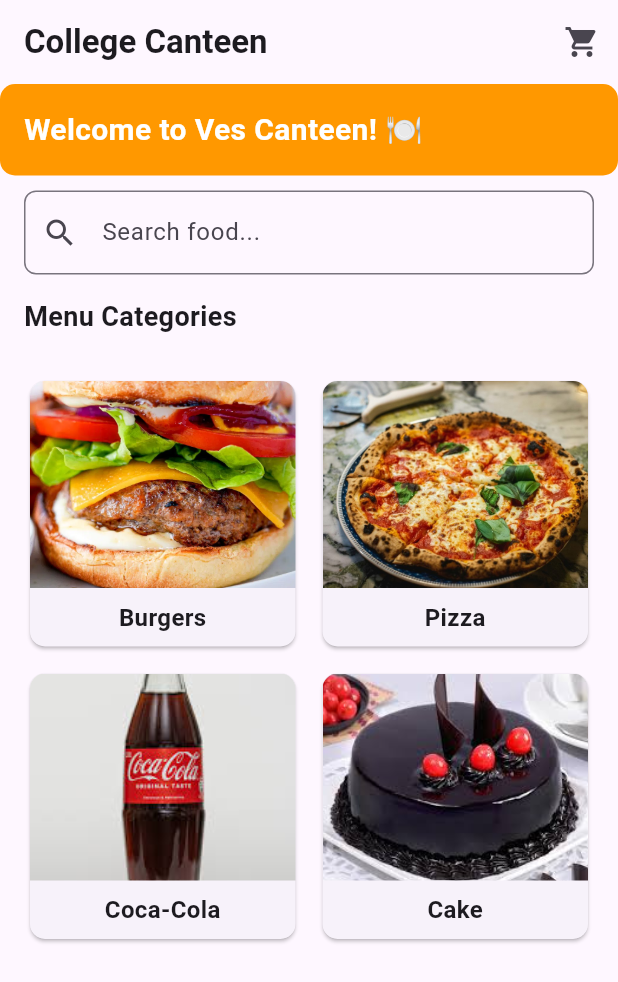
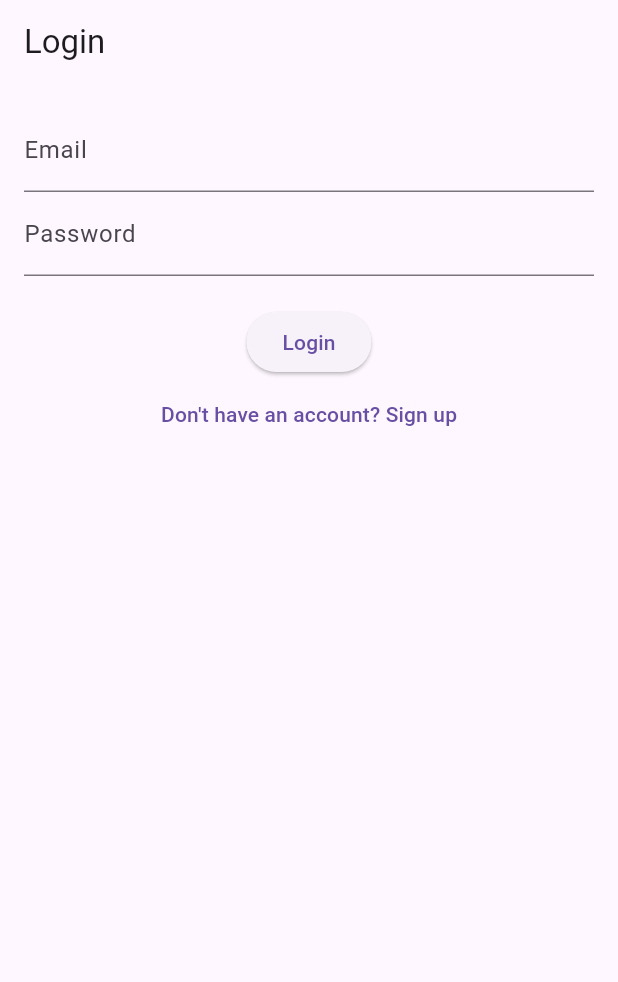
Before and after one commit to Shiven04123/flutter1, a Flutter app: the screen it shows after launch, on a phone screen of 412 x 824 dp. Shown: the top 982 px of the screen. Run offline on Flutter 3.47's test engine with Material 3 defaults, Android fonts, the phone set to English and light mode, and no system bars; our stand-ins replace firebase_auth, firebase_core; accounts and stored records are empty.

Commit message:
login signup feature implemented along with database for registered users

```diff
--- /dev/null
+++ b/lib/login_page.dart
@@ -0,0 +1,52 @@
+import 'package:flutter/material.dart';
+import 'package:firebase_auth/firebase_auth.dart';
+import 'signup_page.dart';
+import 'home_page.dart';
+
+class LoginPage extends StatefulWidget {
+  @override
+  _LoginPageState createState() => _LoginPageState();
+}
+
+class _LoginPageState extends State<LoginPage> {
+  final FirebaseAuth _auth = FirebaseAuth.instance;
+  final TextEditingController _emailController = TextEditingController();
+  final TextEditingController _passwordController = TextEditingController();
+
+  Future<void> _login() async {
+    try {
+      await _auth.signInWithEmailAndPassword(
+        email: _emailController.text.trim(),
+        password: _passwordController.text.trim(),
+      );
+      Navigator.pushReplacement(
+        context,
+        MaterialPageRoute(builder: (context) => HomePage()),
+      );
+    } catch (e) {
+      ScaffoldMessenger.of(context).showSnackBar(SnackBar(content: Text("Login Failed: $e")));
+    }
+  }
+
+  @override
+  Widget build(BuildContext context) {
+    return Scaffold(
+      appBar: AppBar(title: Text("Login")),
+      body: Padding(
+        padding: EdgeInsets.all(16.0),
+        child: Column(
+          children: [
+            TextField(controller: _emailController, decoration: InputDecoration(labelText: "Email")),
+            TextField(controller: _passwordController, decoration: InputDecoration(labelText: "Password"), obscureText: true),
+            SizedBox(height: 20),
+            ElevatedButton(onPressed: _login, child: Text("Login")),
+            TextButton(
+              onPressed: () => Navigator.push(context, MaterialPageRoute(builder: (context) => SignupPage())),
+              child: Text("Don't have an account? Sign up"),
+            ),
+          ],
+        ),
+      ),
+    );
+  }
+}
--- a/lib/main.dart
+++ b/lib/main.dart
@@ -1,216 +1,20 @@
 import 'package:firebase_core/firebase_core.dart';
 import 'firebase_options.dart';
 import 'package:flutter/material.dart';
+import 'login_page.dart';
 
 void main() async {
   WidgetsFlutterBinding.ensureInitialized();
-  await Firebase.initializeApp(
-    options: DefaultFirebaseOptions.currentPlatform,
-  );
+  await Firebase.initializeApp(options: DefaultFirebaseOptions.currentPlatform);
   runApp(CanteenApp());
 }
-
-class MyApp extends StatelessWidget {
-  @override
-  Widget build(BuildContext context) {
-    return MaterialApp(
-      debugShowCheckedModeBanner: false,
-      home: Scaffold(
-        appBar: AppBar(title: Text("Firebase Setup Done")),
-        body: Center(child: Text("Firebase is successfully configured!")),
-      ),
-    );
-  }
-}
-
 
 class CanteenApp extends StatelessWidget {
   @override
   Widget build(BuildContext context) {
     return MaterialApp(
       debugShowCheckedModeBanner: false,
-      home: HomePage(),
+      home: LoginPage(),
     );
   }
 }
-
-class HomePage extends StatelessWidget {
-  final List<Food> foods = [
-    Food(
-      name: 'Burgers',
-      imagePath: 'assets/burgers.jpg',
-      description: 'Delicious and juicy burgers!',
-      price: 100,
-    ),
-    Food(
-      name: 'Pizza',
-      imagePath: 'assets/pizza.jpg',
-      description: 'Cheesy and tasty pizza.',
-      price: 120,
-    ),
-    Food(
-      name: 'Coca-Cola',
-      imagePath: 'assets/coke.jpg',
-      description: 'Refreshing soft drink.',
-      price: 20,
-    ),
-    Food(
-      name: 'Cake',
-      imagePath: 'assets/cake.jpg',
-      description: 'Fresh and sweet cake.',
-      price: 300,
-    ),
-  ];
-
-  @override
-  Widget build(BuildContext context) {
-    return Scaffold(
-      appBar: AppBar(
-        title: Text('College Canteen', style: TextStyle(fontWeight: FontWeight.bold)),
-        actions: [
-          IconButton(
-            icon: Icon(Icons.shopping_cart),
-            onPressed: () {},
-          ),
-        ],
-      ),
-      body: Column(
-        crossAxisAlignment: CrossAxisAlignment.start,
-        children: [
-          Container(
-            padding: EdgeInsets.all(16.0),
-            width: double.infinity,
-            decoration: BoxDecoration(
-              color: Colors.orange,
-              borderRadius: BorderRadius.circular(10),
-            ),
-            child: Text(
-              'Welcome to Ves Canteen! 🍽️',
-              style: TextStyle(fontSize: 20, fontWeight: FontWeight.bold, color: Colors.white),
-            ),
-          ),
-          SizedBox(height: 10),
-          Padding(
-            padding: EdgeInsets.symmetric(horizontal: 16.0),
-            child: TextField(
-              decoration: InputDecoration(
-                hintText: 'Search food...',
-                prefixIcon: Icon(Icons.search),
-                border: OutlineInputBorder(borderRadius: BorderRadius.circular(8)),
-              ),
-            ),
-          ),
-          SizedBox(height: 15),
-          Padding(
-            padding: EdgeInsets.symmetric(horizontal: 16.0),
-            child: Text(
-              'Menu Categories',
-              style: TextStyle(fontSize: 18, fontWeight: FontWeight.bold),
-            ),
-          ),
-          SizedBox(height: 10),
-          Expanded(
-            child: GridView.count(
-              crossAxisCount: 2,
-              padding: EdgeInsets.all(16),
-              crossAxisSpacing: 10,
-              mainAxisSpacing: 10,
-              children: foods.map((food) => foodCategoryTile(context, food)).toList(),
-            ),
-          ),
-        ],
-      ),
-    );
-  }
-
-  Widget foodCategoryTile(BuildContext context, Food food) {
-    return Card(
-      shape: RoundedRectangleBorder(borderRadius: BorderRadius.circular(10)),
-      child: InkWell(
-        onTap: () {
-          Navigator.push(
-            context,
-            MaterialPageRoute(
-              builder: (context) => FoodDetailPage(food: food),
-            ),
-          );
-        },
-        child: Column(
-          crossAxisAlignment: CrossAxisAlignment.stretch,
-          children: [
-            Expanded(
-              child: ClipRRect(
-                borderRadius: BorderRadius.vertical(top: Radius.circular(10)),
-                child: Image.asset(
-                  food.imagePath,
-                  fit: BoxFit.cover,
-                  width: double.infinity,
-                ),
-              ),
-            ),
-            Padding(
-              padding: const EdgeInsets.all(8.0),
-              child: Text(
-                food.name,
-                textAlign: TextAlign.center,
-                style: TextStyle(fontSize: 16, fontWeight: FontWeight.bold),
-              ),
-            ),
-          ],
-        ),
-      ),
-    );
-  }
-}
-
-class Food {
-  final String name;
-  final String imagePath;
-  final String description;
-  final double price;
-
-  Food({
-    required this.name,
-    required this.imagePath,
-    required this.description,
-    required this.price,
-  });
-}
-
-class FoodDetailPage extends StatelessWidget {
-  final Food food;
-
-  // Constructor to accept a Food object
-  FoodDetailPage({required this.food});
-
-  @override
-  Widget build(BuildContext context) {
-    return Scaffold(
-      appBar: AppBar(title: Text(food.name)),
-      body: Padding(
-        padding: const EdgeInsets.all(16.0),
-        child: Column(
-          crossAxisAlignment: CrossAxisAlignment.start,
-          children: [
-            Image.asset(food.imagePath, width: double.infinity, height: 200, fit: BoxFit.cover),
-            SizedBox(height: 20),
-            Text(food.name, style: TextStyle(fontSize: 24, fontWeight: FontWeight.bold)),
-            SizedBox(height: 10),
-            Text(food.description, style: TextStyle(fontSize: 16)),
-            SizedBox(height: 10),
-            Text('\Rs ${food.price}', style: TextStyle(fontSize: 18, fontWeight: FontWeight.bold)),
-            Spacer(),
-            ElevatedButton(
-              onPressed: () {
-                ScaffoldMessenger.of(context).showSnackBar(
-                  SnackBar(content: Text('Order placed for ${food.name}')),
-                );
-              },
-              child: Text('Place Order'),
-            ),
-          ],
-        ),
-      ),
-    );
-  }
-}
```
Also changed, not shown: lib/home_page.dart (added, +181 -0 lines), lib/signup_page.dart (added, +47 -0 lines).
